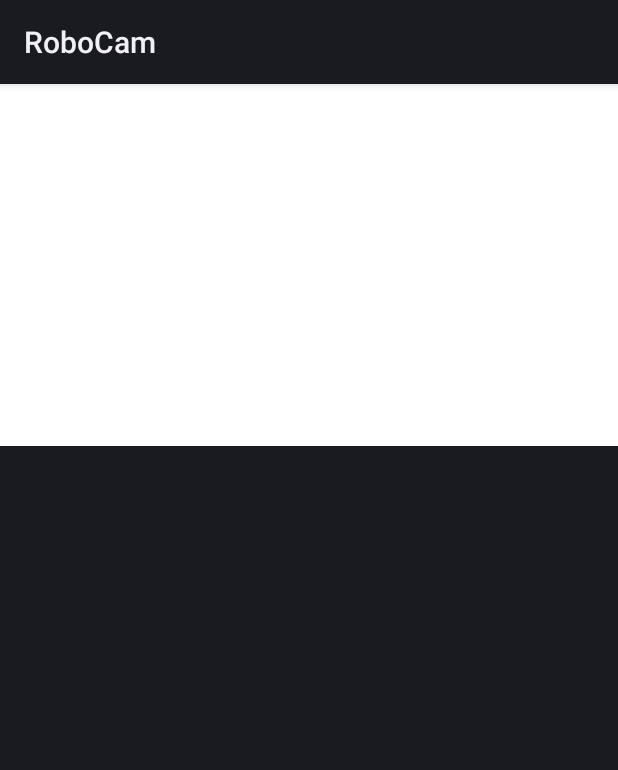
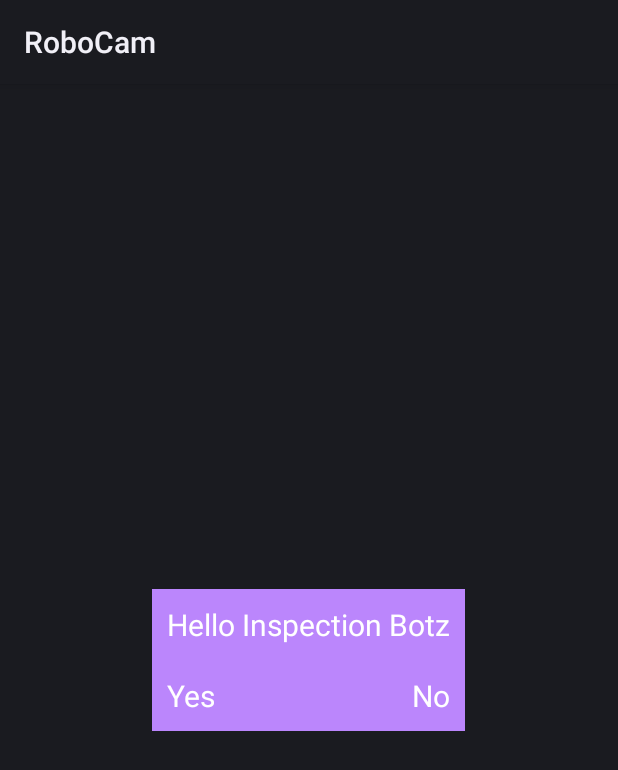
Before and after one commit to Surendra292960/RoboCam, an Android app built with Jetpack Compose: the layout image.xml on its own in the app's theme, with its tools: preview values and no code run, on a phone screen of 412 x 824 dp. Shown: the top 770 px of the screen. Run offline under Robolectric (Android 15) with nearby library versions, the phone set to English and light mode, and no system bars.

```diff
--- a/app/src/main/java/com/example/robocam/MainActivity.kt
+++ b/app/src/main/java/com/example/robocam/MainActivity.kt
@@ -82,10 +82,10 @@ class MainActivity : ComponentActivity() {
         setContent {
             Surface(color = Color.Transparent, modifier = Modifier.fillMaxSize()) {
                 OpenGLScreen().also {
-                       Box(modifier = Modifier.fillMaxSize(),
+                      /* Box(modifier = Modifier.fillMaxSize(),
                            contentAlignment = Alignment.Center){
                            JetStickUI(modifier = Modifier.align(Alignment.CenterStart), viewModel)
-                       }
+                       }*/
                 }
             }
         }
--- a/app/src/main/java/com/example/robocam/video_stream/MyGLSurfaceView.kt
+++ b/app/src/main/java/com/example/robocam/video_stream/MyGLSurfaceView.kt
@@ -13,9 +13,9 @@ class MyGLSurfaceView(context: Context) : RecordableSurfaceView(context), Render
 
     init {
         rendererCallbacks = this
-/*        this.holder.setType(SurfaceHolder.SURFACE_TYPE_PUSH_BUFFERS)
-        this.holder.setFormat(PixelFormat.TRANSLUCENT)
-        setZOrderOnTop(true) //CODE TO SET VIDEO VIEW TO BACK*/
+      //  this.holder.setType(SurfaceHolder.SURFACE_TYPE_PUSH_BUFFERS)
+       // this.holder.setFormat(PixelFormat.TRANSLUCENT)
+        //setZOrderOnTop(true) //CODE TO SET VIDEO VIEW TO BACK
     }
 
     override fun onTouchEvent(event: MotionEvent): Boolean {
--- a/app/src/main/res/layout/image.xml
+++ b/app/src/main/res/layout/image.xml
@@ -5,16 +5,49 @@
     android:id="@+id/root"
     android:layout_width="wrap_content"
     android:layout_height="wrap_content"
-    android:background="@color/white"
+    android:background="@color/purple_200"
+    android:layout_gravity="center"
+    android:orientation="vertical"
     tools:context=".MainActivity">
 
-    <TextView
-        android:id="@+id/text"
-        android:layout_width="fill_parent"
-        android:layout_height="fill_parent"
-        android:textColor="@color/white"
-        android:text="@string/app_name"
-        android:textSize="96sp"/>
+    <LinearLayout
+        android:layout_width="match_parent"
+        android:layout_height="match_parent"
+        android:orientation="vertical"
+        android:layout_margin="10dp">
+
+        <TextView
+            android:layout_width="wrap_content"
+            android:layout_height="wrap_content"
+            android:textColor="@color/white"
+            android:text="Hello Inspection Botz"
+            android:textSize="20sp"/>
+
+        <LinearLayout
+            android:layout_width="match_parent"
+            android:layout_height="match_parent"
+            android:layout_marginTop="20dp"
+            android:orientation="horizontal">
+
+            <TextView
+                android:layout_width="wrap_content"
+                android:layout_height="wrap_content"
+                android:textColor="@color/white"
+                android:text="Yes"
+                android:gravity="start"
+                android:layout_weight="1"
+                android:textSize="20sp"/>
+
+            <TextView
+                android:layout_width="wrap_content"
+                android:layout_height="wrap_content"
+                android:textColor="@color/white"
+                android:text="No"
+                android:gravity="end"
+                android:layout_weight="1"
+                android:textSize="20sp"/>
+        </LinearLayout>
+    </LinearLayout>
 
 
 </LinearLayout>
```
Also changed, not shown: app/src/main/java/com/example/robocam/video_stream/ImageSquare.kt (renamed from app/src/main/java/com/example/robocam/video_stream/Square.kt, +3 -8 lines), app/src/main/java/com/example/robocam/video_stream/MyGLRenderer.kt (+31 -19 lines), app/src/main/java/com/example/robocam/video_stream/Triangle.kt (+211 -126 lines), app/src/main/assets/models/image.png (added), app/src/main/java/com/example/robocam/video_stream/RecordableSurfaceView.kt (indentation only).
